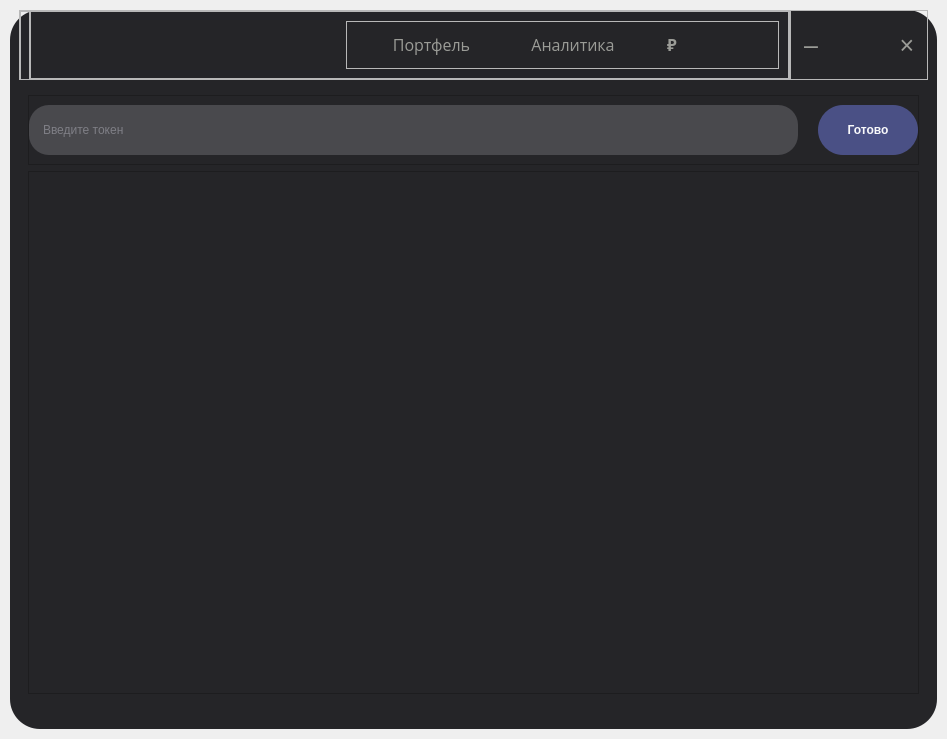
This is ui_mainworkspace.ui in AlexanderHSE/Tending as Qt 5 draws it before an edit. The edited form follows.
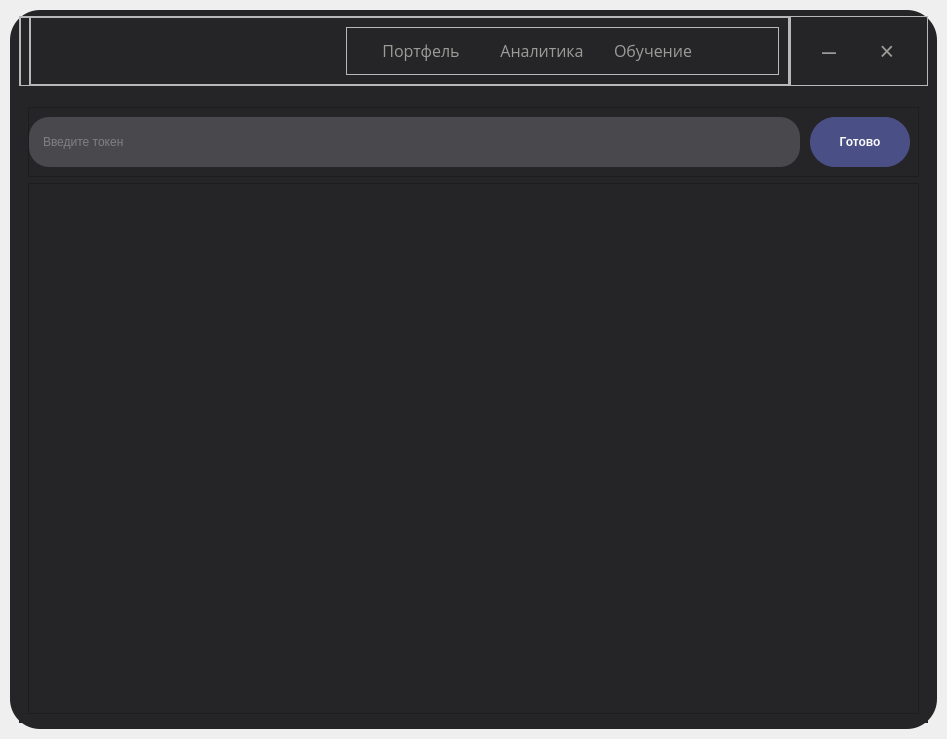
This is the edited form. The open tabs and pages were chosen to show the change. Icons and pictures are not drawn.

Commit message: Добавлена кнопка обучение

What changed in the file:
```diff
--- a/ui_mainworkspace.ui
+++ b/ui_mainworkspace.ui
@@ -214,7 +214,7 @@
                     <widget class="QPushButton" name="btn_casemain">
                      <property name="maximumSize">
                       <size>
-                       <width>115</width>
+                       <width>100</width>
                        <height>16777215</height>
                       </size>
                      </property>
@@ -244,7 +244,7 @@
                     <widget class="QPushButton" name="btn_analtics">
                      <property name="maximumSize">
                       <size>
-                       <width>120</width>
+                       <width>100</width>
                        <height>16777215</height>
                       </size>
                      </property>
@@ -274,7 +274,7 @@
                     <widget class="QPushButton" name="btn_currency">
                      <property name="maximumSize">
                       <size>
-                       <width>30</width>
+                       <width>80</width>
                        <height>16777215</height>
                       </size>
                      </property>
@@ -282,16 +282,15 @@
                       <string notr="true">QPushButton {
 	border: none;
 	color: rgb(155, 156, 151);
-	font-family: Ubuntu;
+	font-family: Open Sans;
 	font-size: 16px;
-	font-weight: bold;
 }
 QPushButton:hover {
 	color: rgb(234, 234, 234);
 }</string>
                      </property>
                      <property name="text">
-                      <string>₽</string>
+                      <string>Обучение</string>
                      </property>
                      <property name="flat">
                       <bool>true</bool>
@@ -408,35 +407,6 @@
                </property>
               </widget>
              </item>
-             <item>
-              <widget class="QPushButton" name="btn_maximize_restore">
-               <property name="styleSheet">
-                <string notr="true">QPushButton {
-	border: none;
-	color: rgb(155, 156, 151);
-	font-family: Ubuntu;
-	font-size: 16px;
-	font-weight: bold;
-}</string>
-               </property>
-               <property name="text">
-                <string/>
-               </property>
-               <property name="icon">
-                <iconset>
-                 <normaloff>maximize-2.png</normaloff>maximize-2.png</iconset>
-               </property>
-               <property name="iconSize">
-                <size>
-                 <width>20</width>
-                 <height>20</height>
-                </size>
-               </property>
-               <property name="flat">
-                <bool>true</bool>
-               </property>
-              </widget>
-             </item>
              <item>
               <widget class="QPushButton" name="btn_close_2">
                <property name="minimumSize">
@@ -478,6 +448,12 @@
        </item>
        <item>
         <widget class="QStackedWidget" name="stackedWidget">
+         <property name="maximumSize">
+          <size>
+           <width>16777215</width>
+           <height>625</height>
+          </size>
+         </property>
          <property name="currentIndex">
           <number>1</number>
          </property>
@@ -1722,27 +1698,18 @@
              <property name="frameShadow">
               <enum>QFrame::Raised</enum>
              </property>
-             <layout class="QHBoxLayout" name="horizontalLayout_2">
-              <property name="spacing">
-               <number>0</number>
-              </property>
-              <property name="leftMargin">
-               <number>0</number>
-              </property>
-              <property name="topMargin">
-               <number>0</number>
-              </property>
-              <property name="rightMargin">
-               <number>0</number>
-              </property>
-              <property name="bottomMargin">
-               <number>0</number>
-              </property>
-              <item>
                <widget class="QLineEdit" name="edit_token">
                 <property name="enabled">
                  <bool>true</bool>
                 </property>
+              <property name="geometry">
+               <rect>
+                <x>1</x>
+                <y>10</y>
+                <width>771</width>
+                <height>50</height>
+               </rect>
+              </property>
                 <property name="sizePolicy">
                  <sizepolicy hsizetype="Expanding" vsizetype="Fixed">
                   <horstretch>0</horstretch>
@@ -1771,25 +1738,15 @@
                  <bool>true</bool>
                 </property>
                </widget>
-              </item>
-              <item>
-               <spacer name="horizontalSpacer_2">
-                <property name="orientation">
-                 <enum>Qt::Horizontal</enum>
-                </property>
-                <property name="sizeType">
-                 <enum>QSizePolicy::Fixed</enum>
-                </property>
-                <property name="sizeHint" stdset="0">
-                 <size>
-                  <width>20</width>
-                  <height>20</height>
-                 </size>
-                </property>
-               </spacer>
-              </item>
-              <item>
                <widget class="QPushButton" name="btn_addToList">
+              <property name="geometry">
+               <rect>
+                <x>782</x>
+                <y>10</y>
+                <width>100</width>
+                <height>50</height>
+               </rect>
+              </property>
                 <property name="sizePolicy">
                  <sizepolicy hsizetype="Preferred" vsizetype="Fixed">
                   <horstretch>0</horstretch>
@@ -1818,8 +1775,35 @@
                  <string>Готово</string>
                 </property>
                </widget>
-              </item>
-             </layout>
+             <widget class="QPushButton" name="pushButton">
+              <property name="geometry">
+               <rect>
+                <x>715</x>
+                <y>22</y>
+                <width>31</width>
+                <height>28</height>
+               </rect>
+              </property>
+              <property name="styleSheet">
+               <string notr="true">border: none; background-color: rgb(73, 73, 77);</string>
+              </property>
+              <property name="text">
+               <string/>
+              </property>
+              <property name="icon">
+               <iconset>
+                <normaloff>images/closedEyeChanged.png</normaloff>images/closedEyeChanged.png</iconset>
+              </property>
+              <property name="iconSize">
+               <size>
+                <width>25</width>
+                <height>25</height>
+               </size>
+              </property>
+              <property name="flat">
+               <bool>true</bool>
+              </property>
+             </widget>
             </widget>
            </item>
            <item>
@@ -1859,8 +1843,8 @@
                   <rect>
                    <x>0</x>
                    <y>0</y>
-                   <width>55</width>
-                   <height>16</height>
+                   <width>881</width>
+                   <height>524</height>
                   </rect>
                  </property>
                 </widget>
@@ -1873,34 +1857,6 @@
          </widget>
         </widget>
        </item>
-       <item>
-        <widget class="QFrame" name="frame_grip">
-         <property name="minimumSize">
-          <size>
-           <width>10</width>
-           <height>20</height>
-          </size>
-         </property>
-         <property name="maximumSize">
-          <size>
-           <width>20</width>
-           <height>17</height>
-          </size>
-         </property>
-         <property name="layoutDirection">
-          <enum>Qt::RightToLeft</enum>
-         </property>
-         <property name="styleSheet">
-          <string notr="true">border-bottom-right-radius: 10px; margin-right: 20px;</string>
-         </property>
-         <property name="frameShape">
-          <enum>QFrame::StyledPanel</enum>
-         </property>
-         <property name="frameShadow">
-          <enum>QFrame::Raised</enum>
-         </property>
-        </widget>
-       </item>
       </layout>
      </widget>
     </item>
```
Left out of the diff: 70 changed lines with no effect on the pictures. Lines whose indentation alone changed are shown as unchanged. The commit also changes 1 other file.
